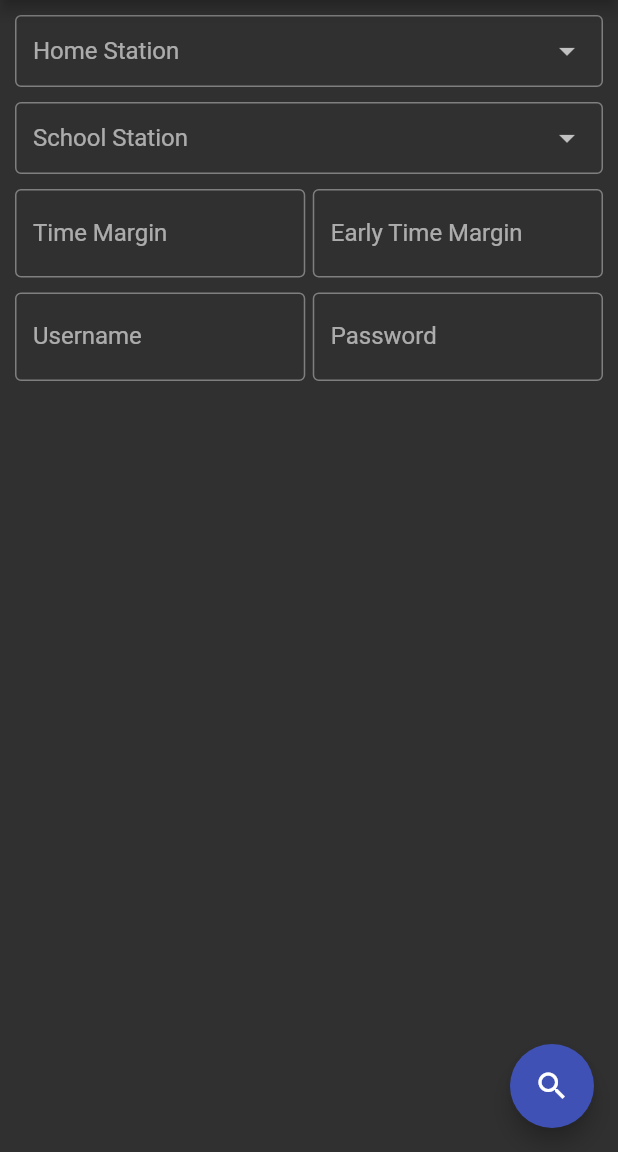
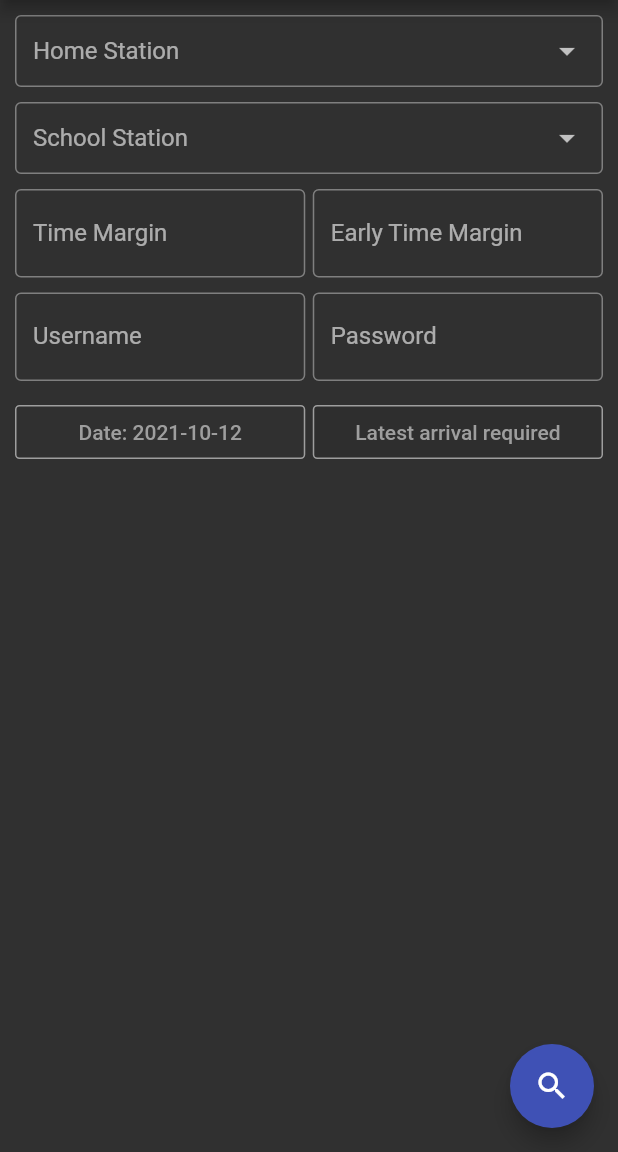
Before and after one commit to LovroG05/BusCloud-App, a Flutter app: the screen it shows after launch, on a phone screen of 412 x 824 dp, the part 84-1236 px from its top. Run offline on Flutter 3.47's test engine with Material 2 defaults, Android fonts, the phone set to English and light mode, and no system bars; drawn by our look-alikes of dropdown_search; our stand-ins replace date_format; network calls fail; Roboto replaces fonts that are missing (Segoe UI).

Commit message:
added date and latest_margin_required buttons

```diff
--- a/lib/main.dart
+++ b/lib/main.dart
@@ -2,6 +2,8 @@ import 'package:flutter/material.dart';
 import 'package:http/http.dart' as http;
 import 'dart:convert';
 import 'package:dropdown_search/dropdown_search.dart';
+import 'package:date_format/date_format.dart';
+import 'package:intl/intl.dart';
 
 void main() {
   runApp(const MyApp());
@@ -20,6 +22,7 @@ class MyApp extends StatelessWidget {
         primaryColor: Colors.indigo[500],
         fontFamily: "Segoe UI"
       ),
+
       home: const MyHomePage(title: 'BusCloud'),
     );
   }
@@ -40,6 +43,8 @@ class _MyHomePageState extends State<MyHomePage> {
   List<dynamic> stations = [];
   List<String> stationNames = [];
   final String url = "api.buscloud.ml";
+  var datetime = DateFormat("yyyy-MM-dd").format(DateTime.now());
+  bool latest_arrival_required = false;
 
   Future<String> getStations() async {
     var res = await http.get(Uri.https(url, "/api/v1/getstations"));
@@ -97,6 +102,23 @@ class _MyHomePageState extends State<MyHomePage> {
       }
     });
     print(schoolStation);
+  }
+
+  Future<void> _showDatePicker()async{
+    var picked = await showDatePicker(context: context, initialDate: DateTime.now(), firstDate: DateTime(2015, 8), lastDate: DateTime(2101));
+    if(picked != null)
+    {
+      print(DateFormat("yyyy-MM-dd").format(picked));
+      setState(() {
+        datetime = DateFormat("yyyy-MM-dd").format(picked);
+      });
+    }
+  }
+
+  void _toggleLatest() {
+    setState(() {
+      latest_arrival_required = !latest_arrival_required;
+    });
   }
 
   @override
@@ -189,6 +211,54 @@ class _MyHomePageState extends State<MyHomePage> {
                     ),
                   ],
                 )
+              ),
+              SizedBox(height: 10),
+              Container(
+                child: Row(
+                  mainAxisAlignment: MainAxisAlignment.center,
+                  children: [
+                    Expanded(
+                      flex: 5,
+                      child: OutlinedButton(
+                        onPressed: _showDatePicker,
+                        style: OutlinedButton.styleFrom(
+                          primary: Colors.grey,
+                          minimumSize: Size(88, 36),
+                          padding: EdgeInsets.symmetric(horizontal: 16.0),
+                          side: BorderSide(color: Colors.grey),
+                          shape: const RoundedRectangleBorder(
+                            borderRadius: BorderRadius.all(Radius.circular(3.0)),
+                          ),
+                        ),
+
+                        child: Text("Date: " + datetime.toString(),
+                          style: TextStyle(color: Colors.grey),
+                        ),
+                      )
+                    ),
+                    SizedBox(width: 5.0),
+                    Expanded(
+                      flex: 5,
+                      child: OutlinedButton(
+                        onPressed: _toggleLatest,
+                        style: OutlinedButton.styleFrom(
+                          primary: Colors.grey,
+                          minimumSize: Size(88, 36),
+                          padding: EdgeInsets.symmetric(horizontal: 16.0),
+                          side: BorderSide(color: Colors.grey),
+                          backgroundColor: latest_arrival_required ? Colors.black38 : Color(0xff2E2E2E),
+                          shape: const RoundedRectangleBorder(
+                            borderRadius: BorderRadius.all(Radius.circular(3.0)),
+                          ),
+                        ),
+
+                        child: Text("Latest arrival required",
+                          style: TextStyle(color: Colors.grey),
+                        ),
+                      )
+                    )
+                  ],
+                ),
               )
             ],
           ),
--- a/pubspec.yaml
+++ b/pubspec.yaml
@@ -36,6 +36,8 @@ dependencies:
   cupertino_icons: ^1.0.2
   http: ^0.13.4
   dropdown_search: ^1.0.3
+  date_format: ^2.0.4
+  intl: ^0.17.0
 
 dev_dependencies:
   flutter_test:
```
Also changed, not shown: pubspec.lock.
